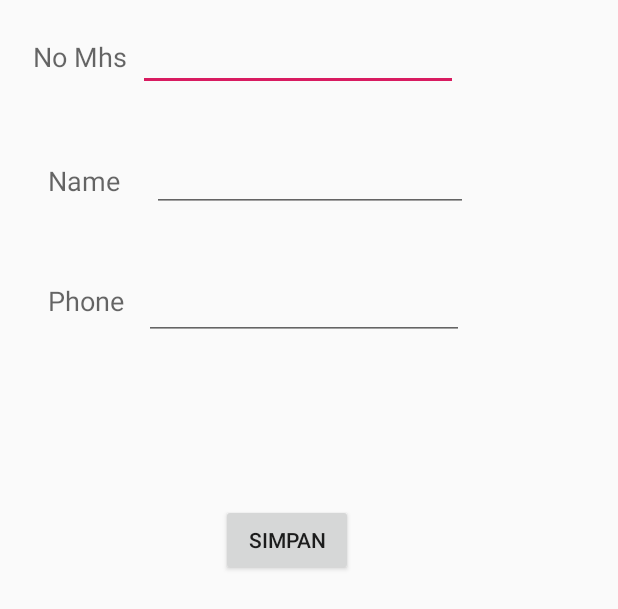
After one commit to ariland21/DataMahasiswa, an Android app: the layout activity_display_mhs.xml on its own in the app's theme, with its tools: preview values and no code run, on a phone screen of 412 x 824 dp. The commit adds this screen. Shown: the top 609 px of the screen. Run offline under Robolectric (Android 15) with nearby library versions, the phone set to English and light mode, and no system bars.

Commit message:
add DBHelper and DisplayMhs

```diff
--- a/app/src/main/AndroidManifest.xml
+++ b/app/src/main/AndroidManifest.xml
@@ -9,6 +9,7 @@
         android:roundIcon="@mipmap/ic_launcher_round"
         android:supportsRtl="true"
         android:theme="@style/AppTheme">
+        <activity android:name=".DisplayMhs"></activity>
         <activity android:name=".MainActivity">
             <intent-filter>
                 <action android:name="android.intent.action.MAIN" />
--- /dev/null
+++ b/app/src/main/res/layout/activity_display_mhs.xml
@@ -0,0 +1,99 @@
+<?xml version="1.0" encoding="utf-8"?>
+<ScrollView xmlns:android="http://schemas.android.com/apk/res/android"
+    xmlns:tools="http://schemas.android.com/tools"
+    android:id="@+id/scrollView1"
+    android:layout_width="match_parent"
+    android:layout_height="wrap_content"
+    tools:context=".DisplayMhs">
+
+    <RelativeLayout
+        android:layout_width="match_parent"
+        android:layout_height="370dp"
+        android:paddingLeft="10sp"
+        android:paddingTop="10sp"
+        android:paddingRight="100sp"
+        android:paddingBottom="100sp">
+
+        <EditText
+            android:id="@+id/editTextNim"
+            android:layout_width="wrap_content"
+            android:layout_height="wrap_content"
+            android:layout_alignParentLeft="true"
+            android:layout_marginLeft="82dp"
+            android:layout_marginTop="5dp"
+            android:ems="10"
+            android:inputType="text"></EditText>
+
+        <EditText
+            android:id="@+id/editTextPhone"
+            android:layout_width="wrap_content"
+            android:layout_height="wrap_content"
+            android:layout_below="@+id/editTextName"
+            android:layout_alignLeft="@+id/editTextName"
+            android:layout_marginLeft="-5dp"
+            android:layout_marginTop="40dp"
+            android:ems="10"
+            android:inputType="phone|text" />
+
+        <TextView
+            android:id="@+id/textView1"
+            android:layout_width="wrap_content"
+            android:layout_height="wrap_content"
+            android:layout_alignBottom="@+id/editTextName"
+            android:layout_alignParentLeft="true"
+            android:layout_marginLeft="12dp"
+            android:layout_marginBottom="91dp"
+            android:text="@string/nim"
+            android:textAppearance="?android:attr/textAppearanceMedium" />
+
+        <Button
+            android:id="@+id/button1"
+            android:layout_width="wrap_content"
+            android:layout_height="wrap_content"
+            android:layout_below="@+id/editTextPhone"
+            android:layout_alignParentStart="true"
+            android:layout_alignParentLeft="true"
+            android:layout_alignParentBottom="true"
+            android:layout_marginStart="137dp"
+            android:layout_marginLeft="137dp"
+            android:layout_marginTop="60dp"
+            android:layout_marginBottom="49dp"
+
+            android:text="@string/save" />
+
+        <TextView
+            android:id="@+id/textView2"
+            android:layout_width="wrap_content"
+            android:layout_height="wrap_content"
+            android:layout_alignLeft="@+id/textView1"
+            android:layout_alignBottom="@+id/editTextPhone"
+            android:layout_marginLeft="10dp"
+            android:layout_marginBottom="14dp"
+            android:text="@string/phone"
+            android:textAppearance="?android:attr/textAppearanceMedium" />
+
+        <TextView
+            android:id="@+id/textView5"
+            android:layout_width="wrap_content"
+            android:layout_height="wrap_content"
+            android:layout_alignLeft="@+id/textView1"
+            android:layout_alignBottom="@+id/editTextPhone"
+            android:layout_marginLeft="10dp"
+            android:layout_marginBottom="94dp"
+            android:text="@string/name"
+            android:textAppearance="?android:attr/textAppearanceMedium" />
+
+
+        <EditText
+            android:id="@+id/editTextName"
+            android:layout_width="wrap_content"
+            android:layout_height="wrap_content"
+            android:layout_below="@+id/editTextNim"
+            android:layout_alignLeft="@+id/editTextNim"
+            android:layout_marginLeft="9dp"
+            android:layout_marginTop="35dp"
+            android:ems="10"
+            android:inputType="text" />
+
+    </RelativeLayout>
+</ScrollView>
--- a/app/src/main/res/values/colors.xml
+++ b/app/src/main/res/values/colors.xml
@@ -3,4 +3,5 @@
     <color name="colorPrimary">#008577</color>
     <color name="colorPrimaryDark">#00574B</color>
     <color name="colorAccent">#D81B60</color>
+    <color name="ti">#008577</color>
 </resources>
```
Also changed, not shown: app/src/main/java/DBHelper.java (added, +77 -0 lines), app/src/main/java/com/example/datamahasiswa/DisplayMhs.java (added, +102 -0 lines), app/src/main/java/com/example/datamahasiswa/MainActivity.java (+68 -0 lines), app/src/main/res/layout/activity_main.xml (+28 -7 lines), app/src/main/res/menu/menu_main.xml (added, +12 -0 lines).
